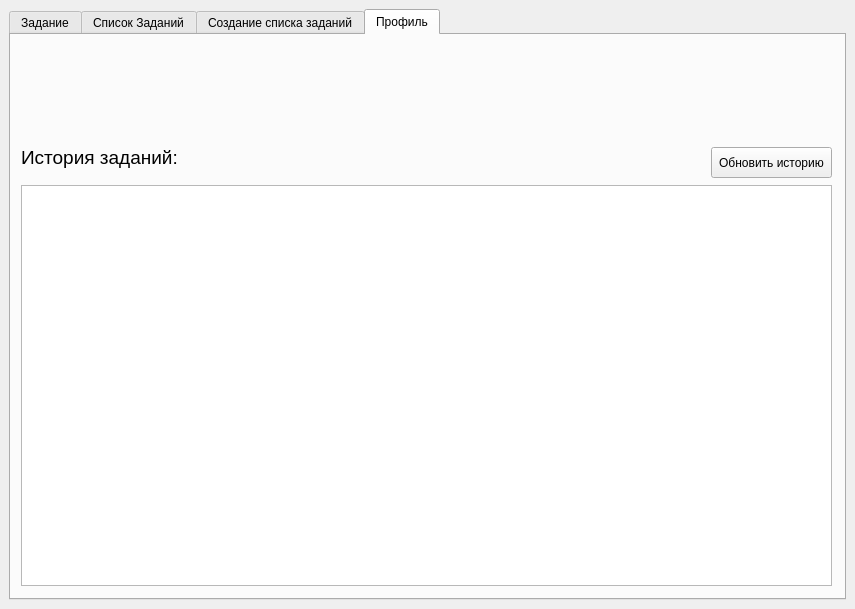
Before: the Qt Designer form qt_ui/qt_ui_1.ui in Sene4ka/TaskSystem, drawn with Qt 5.
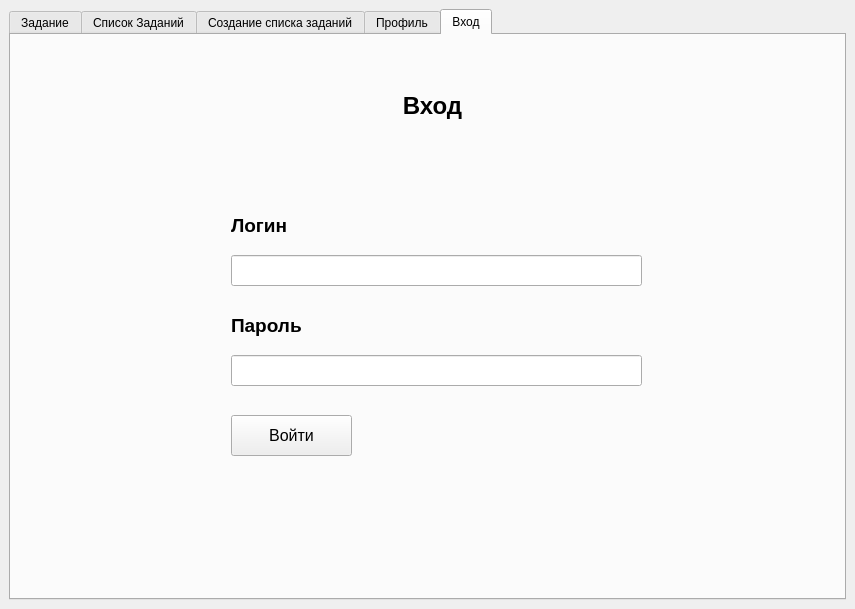
After: the same form once the commit is applied.

```diff
--- a/qt_ui/qt_ui_1.ui
+++ b/qt_ui/qt_ui_1.ui
@@ -47,8 +47,14 @@
    <layout class="QGridLayout" name="gridLayout">
     <item row="1" column="0">
      <widget class="QTabWidget" name="tabWidget">
+      <property name="autoFillBackground">
+       <bool>false</bool>
+      </property>
+      <property name="inputMethodHints">
+       <set>Qt::ImhNone</set>
+      </property>
       <property name="currentIndex">
-       <number>3</number>
+       <number>4</number>
       </property>
       <widget class="QWidget" name="task">
        <attribute name="title">
@@ -558,6 +564,197 @@
         </property>
         <property name="text">
          <string>Обновить историю</string>
+        </property>
+       </widget>
+       <widget class="QLabel" name="login_tmp">
+        <property name="geometry">
+         <rect>
+          <x>10</x>
+          <y>60</y>
+          <width>61</width>
+          <height>31</height>
+         </rect>
+        </property>
+        <property name="font">
+         <font>
+          <pointsize>12</pointsize>
+         </font>
+        </property>
+        <property name="text">
+         <string>Логин:</string>
+        </property>
+       </widget>
+       <widget class="QLabel" name="name_tmp">
+        <property name="geometry">
+         <rect>
+          <x>10</x>
+          <y>20</y>
+          <width>61</width>
+          <height>31</height>
+         </rect>
+        </property>
+        <property name="font">
+         <font>
+          <pointsize>14</pointsize>
+         </font>
+        </property>
+        <property name="text">
+         <string>Имя:</string>
+        </property>
+       </widget>
+       <widget class="QLabel" name="uname">
+        <property name="geometry">
+         <rect>
+          <x>70</x>
+          <y>20</y>
+          <width>741</width>
+          <height>31</height>
+         </rect>
+        </property>
+        <property name="font">
+         <font>
+          <pointsize>14</pointsize>
+         </font>
+        </property>
+        <property name="text">
+         <string/>
+        </property>
+       </widget>
+       <widget class="QLabel" name="ulogin">
+        <property name="geometry">
+         <rect>
+          <x>70</x>
+          <y>60</y>
+          <width>751</width>
+          <height>31</height>
+         </rect>
+        </property>
+        <property name="text">
+         <string/>
+        </property>
+       </widget>
+      </widget>
+      <widget class="QWidget" name="login">
+       <attribute name="title">
+        <string>Вход</string>
+       </attribute>
+       <widget class="QPushButton" name="login_btn">
+        <property name="geometry">
+         <rect>
+          <x>220</x>
+          <y>380</y>
+          <width>121</width>
+          <height>41</height>
+         </rect>
+        </property>
+        <property name="font">
+         <font>
+          <pointsize>12</pointsize>
+         </font>
+        </property>
+        <property name="text">
+         <string>Войти</string>
+        </property>
+       </widget>
+       <widget class="QLabel" name="label_2">
+        <property name="geometry">
+         <rect>
+          <x>16</x>
+          <y>40</y>
+          <width>811</width>
+          <height>61</height>
+         </rect>
+        </property>
+        <property name="font">
+         <font>
+          <pointsize>18</pointsize>
+          <weight>75</weight>
+          <bold>true</bold>
+         </font>
+        </property>
+        <property name="text">
+         <string>Вход</string>
+        </property>
+        <property name="alignment">
+         <set>Qt::AlignCenter</set>
+        </property>
+       </widget>
+       <widget class="QLabel" name="label_3">
+        <property name="geometry">
+         <rect>
+          <x>220</x>
+          <y>170</y>
+          <width>411</width>
+          <height>41</height>
+         </rect>
+        </property>
+        <property name="font">
+         <font>
+          <pointsize>14</pointsize>
+          <weight>75</weight>
+          <bold>true</bold>
+         </font>
+        </property>
+        <property name="text">
+         <string>Логин</string>
+        </property>
+        <property name="alignment">
+         <set>Qt::AlignLeading|Qt::AlignLeft|Qt::AlignVCenter</set>
+        </property>
+       </widget>
+       <widget class="QLineEdit" name="login_field">
+        <property name="geometry">
+         <rect>
+          <x>220</x>
+          <y>220</y>
+          <width>411</width>
+          <height>31</height>
+         </rect>
+        </property>
+        <property name="inputMethodHints">
+         <set>Qt::ImhEmailCharactersOnly</set>
+        </property>
+       </widget>
+       <widget class="QLabel" name="label_4">
+        <property name="geometry">
+         <rect>
+          <x>220</x>
+          <y>270</y>
+          <width>411</width>
+          <height>41</height>
+         </rect>
+        </property>
+        <property name="font">
+         <font>
+          <pointsize>14</pointsize>
+          <weight>75</weight>
+          <bold>true</bold>
+         </font>
+        </property>
+        <property name="text">
+         <string>Пароль</string>
+        </property>
+        <property name="alignment">
+         <set>Qt::AlignLeading|Qt::AlignLeft|Qt::AlignVCenter</set>
+        </property>
+       </widget>
+       <widget class="QLineEdit" name="password_field">
+        <property name="geometry">
+         <rect>
+          <x>220</x>
+          <y>320</y>
+          <width>411</width>
+          <height>31</height>
+         </rect>
+        </property>
+        <property name="autoFillBackground">
+         <bool>true</bool>
+        </property>
+        <property name="inputMethodHints">
+         <set>Qt::ImhNone</set>
+        </property>
+        <property name="text">
+         <string/>
         </property>
        </widget>
       </widget>
```
